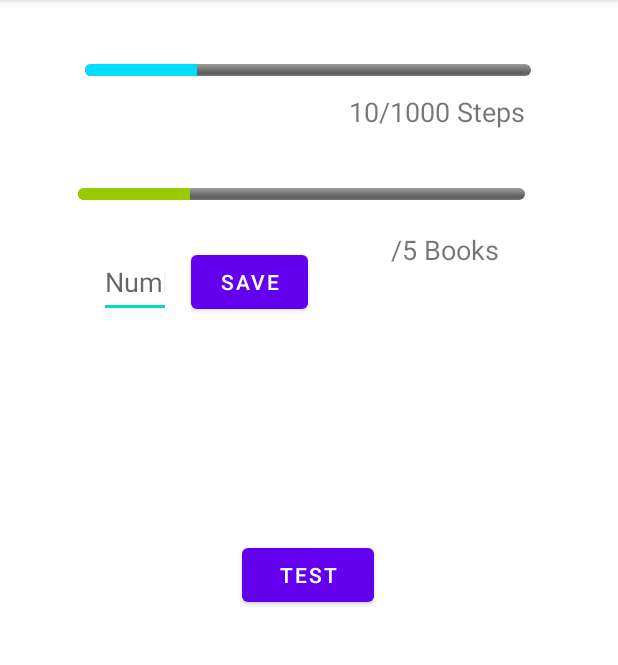
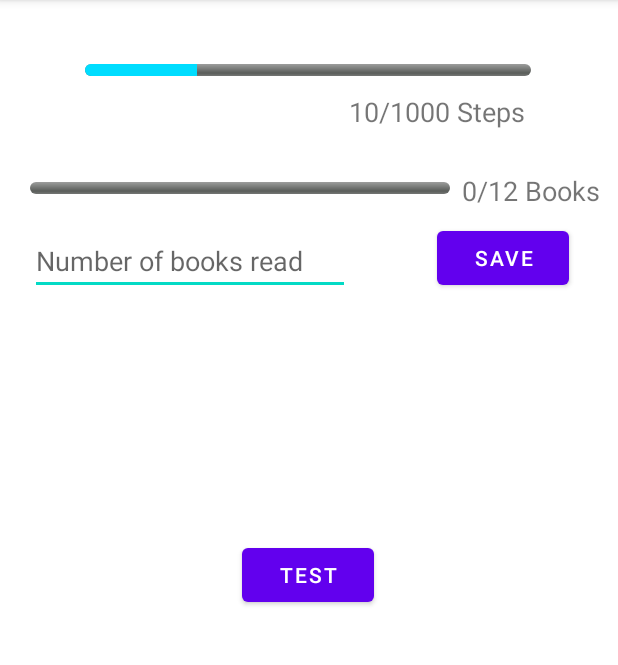
Before and after one commit to AW0723/Group-Plus, an Android app: the screen it shows after launch once a user with an empty profile is signed in (GroupActivity), after a tap on "SAVE", on a phone screen of 412 x 824 dp, the part 84-749 px from its top. Run offline under Robolectric (Android 15) with nearby library versions, the phone set to English and light mode, and no system bars; our stand-ins replace Firebase (no records; nobody signed in at launch, a user with empty details on screens opened directly); 4 statements that could not run were skipped.

Commit message:
Progress bar updates live with database, added some temporary test code

```diff
--- a/app/src/main/java/com/example/group_plus/GroupActivity.java
+++ b/app/src/main/java/com/example/group_plus/GroupActivity.java
@@ -1,6 +1,5 @@
 package com.example.group_plus;
 
-import androidx.annotation.NonNull;
 import androidx.appcompat.app.AppCompatActivity;
 
 import org.json.*;
@@ -10,9 +9,9 @@ import android.util.Log;
 import android.view.View;
 import android.widget.Button;
 import android.widget.EditText;
+import android.widget.ProgressBar;
+import android.widget.TextView;
 
-import com.google.android.gms.tasks.OnCompleteListener;
-import com.google.android.gms.tasks.Task;
 import com.google.firebase.auth.FirebaseAuth;
 import com.google.firebase.auth.FirebaseUser;
 import com.google.firebase.database.DataSnapshot;
@@ -20,7 +19,6 @@ import com.google.firebase.database.DatabaseError;
 import com.google.firebase.database.DatabaseReference;
 import com.google.firebase.database.FirebaseDatabase;
 import com.google.firebase.database.ValueEventListener;
-import com.google.firebase.database.util.JsonMapper;
 
 import java.util.ArrayList;
 import java.util.HashMap;
@@ -33,6 +31,7 @@ public class GroupActivity extends AppCompatActivity {
     private DatabaseReference mDatabase;
     private FirebaseUser currUser;
     private DatabaseReference mProgressReference;
+    private int goal = 12;
     private HashMap<String, Integer> memberProg;
     //TODO add uuid for groups
     private int groupID = 1;
@@ -42,20 +41,46 @@ public class GroupActivity extends AppCompatActivity {
         super.onCreate(savedInstanceState);
         setContentView(R.layout.activity_group);
 
+        Log.d(TAG, "group");
+
         // Initialize Firebase Auth and user
         mAuth = FirebaseAuth.getInstance();
         currUser = mAuth.getCurrentUser();
 
         // Initialize Firebase database
         mDatabase = FirebaseDatabase.getInstance().getReference();
-        //TODO add group uuid
-        mProgressReference = mDatabase.child("Groups").child("1").child("Goals").child("Reading").child("Progress");
+        mProgressReference = mDatabase.child("progress");
 
         // Add listener for database change
         ValueEventListener progressListener = new ValueEventListener() {
             @Override
             public void onDataChange(DataSnapshot dataSnapshot) {
                 Log.d(TAG, "Progress is " + dataSnapshot.getValue());
+                JSONObject jsonObject = null;
+                try {
+                    jsonObject = new JSONObject(dataSnapshot.getValue().toString());
+                } catch (JSONException e) {
+                    e.printStackTrace();
+                }
+                Log.d(TAG, "Data: " + jsonObject);
+                Iterator<String> uidItr = jsonObject.keys();
+                int sumProgress = 0;
+                while(uidItr.hasNext()) {
+                    String uid = uidItr.next();
+                    try {
+                        sumProgress += jsonObject.getInt(uid);
+                    } catch (JSONException e) {
+                        e.printStackTrace();
+                    }
+                }
+
+                ProgressBar bookProgress = findViewById(R.id.book_progress_bar);
+                int progress = (int) ((float) sumProgress / (float) goal * 100);
+                bookProgress.setProgress(progress);
+
+                TextView progressText = findViewById(R.id.book_progress_text);
+                progressText.setText(sumProgress + "/" + goal + " Books");
+                Log.d(TAG, progressText.getText().toString());
             }
 
             @Override
@@ -67,61 +92,14 @@ public class GroupActivity extends AppCompatActivity {
         mProgressReference.addValueEventListener(progressListener);
 
         // Add onClickListener for save button
-        Button saveBtn = this.findViewById(R.id.save_button);
-        saveBtn.setOnClickListener(view -> {
+        Button addBtn = this.findViewById(R.id.add_button);
+        addBtn.setOnClickListener(view -> {
             EditText num1View = this.findViewById(R.id.books_read);
-//            EditText num2View = this.findViewById(R.id.number2);
 
             int num1Text = Integer.parseInt(num1View.getText().toString());
-            mDatabase.child("Users").child(currUser.getUid()).child(Integer.toString(groupID)).child("Reading").setValue(num1Text);
+            mDatabase.child("progress").child(currUser.getUid()).setValue(num1Text);
             Log.d(TAG, "Updated value in database: " + num1Text);
-            updateProgress();
         });
-    }
-
-    private void updateProgress() {
-        ArrayList<String> members = new ArrayList<>();
-
-        mDatabase.child("Groups").child("1").child("Members").get().addOnCompleteListener(task -> {
-            if (!task.isSuccessful()) {
-                Log.e("firebase", "Error getting data", task.getException());
-            }
-            else {
-                String membersString = String.valueOf(task.getResult().getValue());
-                Log.d("firebase", membersString);
-
-                JSONArray jsonArray = null;
-                try {
-                    jsonArray = new JSONArray(membersString);
-                } catch (JSONException e) {
-                    e.printStackTrace();
-                }
-
-                for(int i = 0; i < jsonArray.length(); i++) {
-                    try {
-                        members.add(jsonArray.getString(i));
-                    } catch (JSONException e) {
-                        e.printStackTrace();
-                    }
-                }
-            }
-        });
-
-//        int sumProgress = 0;
-//        for(String i : members) {
-//            mDatabase.child("Users").child(i).child("1").child("Reading").get().addOnCompleteListener(new OnCompleteListener<DataSnapshot>() {
-//                @Override
-//                public void onComplete(@NonNull Task<DataSnapshot> task) {
-//                    if (!task.isSuccessful()) {
-//                        Log.e("firebase", "Error getting data", task.getException());
-//                    }
-//                    else {
-//                        Log.d("firebase", String.valueOf(task.getResult().getValue()));
-//                        sumProgress += task.getResult().getValue();
-//                    }
-//                }
-//            });
-//        }
     }
 
     public void onTestClicked(View view) {
@@ -131,7 +109,7 @@ public class GroupActivity extends AppCompatActivity {
         JSONObject userContributionJSON = new JSONObject(userContribution);
         Log.d(TAG, userContributionJSON.toString());
 
-        mDatabase.child("test").setValue(userContribution);
+        mDatabase.child("progress").setValue(userContribution);
 
         Map<String, Integer> convertedUserContribution = new HashMap<>();
         JSONObject userContributionJSONObj = null;
--- a/app/src/main/res/layout/activity_group.xml
+++ b/app/src/main/res/layout/activity_group.xml
@@ -21,61 +21,60 @@
         app:layout_constraintVertical_bias="0.056" />
 
     <ProgressBar
-        android:id="@+id/determinateBar2"
+        android:id="@+id/book_progress_bar"
         style="@android:style/Widget.ProgressBar.Horizontal"
-        android:layout_width="298dp"
+        android:layout_width="280dp"
         android:layout_height="8dp"
-        android:layout_marginEnd="4dp"
         android:progress="25"
         android:progressTint="@android:color/holo_green_light"
         app:layout_constraintBottom_toBottomOf="parent"
-        app:layout_constraintEnd_toEndOf="@+id/determinateBar"
-        app:layout_constraintHorizontal_bias="0.459"
+        app:layout_constraintHorizontal_bias="0.149"
         app:layout_constraintLeft_toLeftOf="parent"
         app:layout_constraintRight_toRightOf="parent"
         app:layout_constraintTop_toTopOf="parent"
-        app:layout_constraintVertical_bias="0.165" />
+        app:layout_constraintVertical_bias="0.16" />
 
     <TextView
-        android:id="@+id/textView"
-        android:layout_width="85dp"
-        android:layout_height="27dp"
-        android:layout_marginEnd="4dp"
+        android:id="@+id/book_progress_text"
+        android:layout_width="wrap_content"
+        android:layout_height="wrap_content"
+        android:layout_marginStart="8dp"
         android:text="/5 Books"
         android:textSize="18sp"
         app:layout_constraintBottom_toBottomOf="parent"
-        app:layout_constraintEnd_toEndOf="@+id/determinateBar2"
         app:layout_constraintLeft_toLeftOf="parent"
         app:layout_constraintRight_toRightOf="parent"
+        app:layout_constraintStart_toEndOf="@+id/book_progress_bar"
         app:layout_constraintTop_toTopOf="parent"
-        app:layout_constraintVertical_bias="0.208" />
+        app:layout_constraintVertical_bias="0.154" />
 
     <EditText
         android:id="@+id/books_read"
-        android:layout_width="48dp"
-        android:layout_height="48dp"
-        android:layout_marginEnd="236dp"
+        android:layout_width="wrap_content"
+        android:layout_height="wrap_content"
         android:ems="10"
         android:hint="Number of books read"
         android:inputType="number"
         app:layout_constraintBottom_toBottomOf="parent"
-        app:layout_constraintEnd_toEndOf="@+id/determinateBar2"
+        app:layout_constraintEnd_toEndOf="@+id/book_progress_bar"
+        app:layout_constraintHorizontal_bias="0.0"
+        app:layout_constraintLeft_toLeftOf="parent"
+        app:layout_constraintRight_toRightOf="parent"
+        app:layout_constraintStart_toStartOf="@+id/book_progress_bar"
+        app:layout_constraintTop_toTopOf="parent"
+        app:layout_constraintVertical_bias="0.209" />
+
+    <Button
+        android:id="@+id/add_button"
+        android:layout_width="wrap_content"
+        android:layout_height="wrap_content"
+        android:text="Save"
+        app:layout_constraintBottom_toBottomOf="parent"
+        app:layout_constraintHorizontal_bias="0.9"
         app:layout_constraintLeft_toLeftOf="parent"
         app:layout_constraintRight_toRightOf="parent"
         app:layout_constraintTop_toTopOf="parent"
-        app:layout_constraintVertical_bias="0.228" />
-
-    <Button
-        android:id="@+id/save_button"
-        android:layout_width="78dp"
-        android:layout_height="48dp"
-        android:text="Save"
-        app:layout_constraintBottom_toBottomOf="parent"
-        app:layout_constraintHorizontal_bias="0.381"
-        app:layout_constraintLeft_toLeftOf="parent"
-        app:layout_constraintRight_toRightOf="parent"
-        app:layout_constraintTop_toTopOf="parent"
-        app:layout_constraintVertical_bias="0.228" />
+        app:layout_constraintVertical_bias="0.206" />
 
     <TextView
         android:id="@+id/textView2"
```
